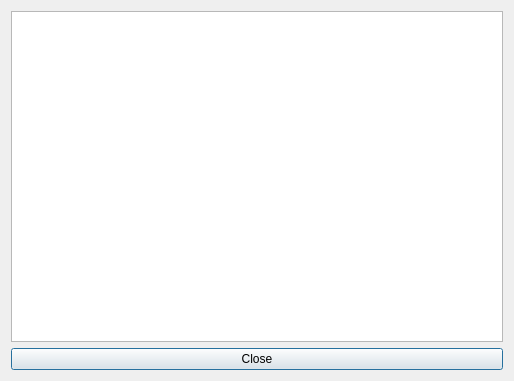
Qt form tableviewer.ui (FrankMamuda/fumingcube) before a commit.
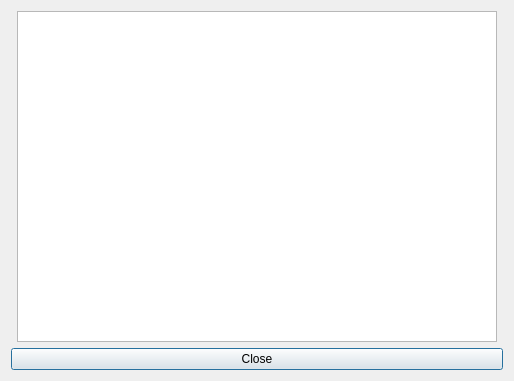
The same form after that commit. Icons and pictures are not drawn.

The edit to the form file:
```diff
--- a/tableviewer.ui
+++ b/tableviewer.ui
@@ -13,15 +13,15 @@
   <property name="windowTitle">
    <string>Table viewer</string>
   </property>
-  <layout class="QVBoxLayout" name="verticalLayout">
-   <item>
+  <layout class="QGridLayout" name="gridLayout">
+   <item row="0" column="1">
     <widget class="QTableView" name="tableView">
      <attribute name="verticalHeaderVisible">
       <bool>false</bool>
      </attribute>
     </widget>
    </item>
-   <item>
+   <item row="1" column="0" colspan="3">
     <widget class="QPushButton" name="closeButton">
      <property name="text">
       <string>Close</string>
```
